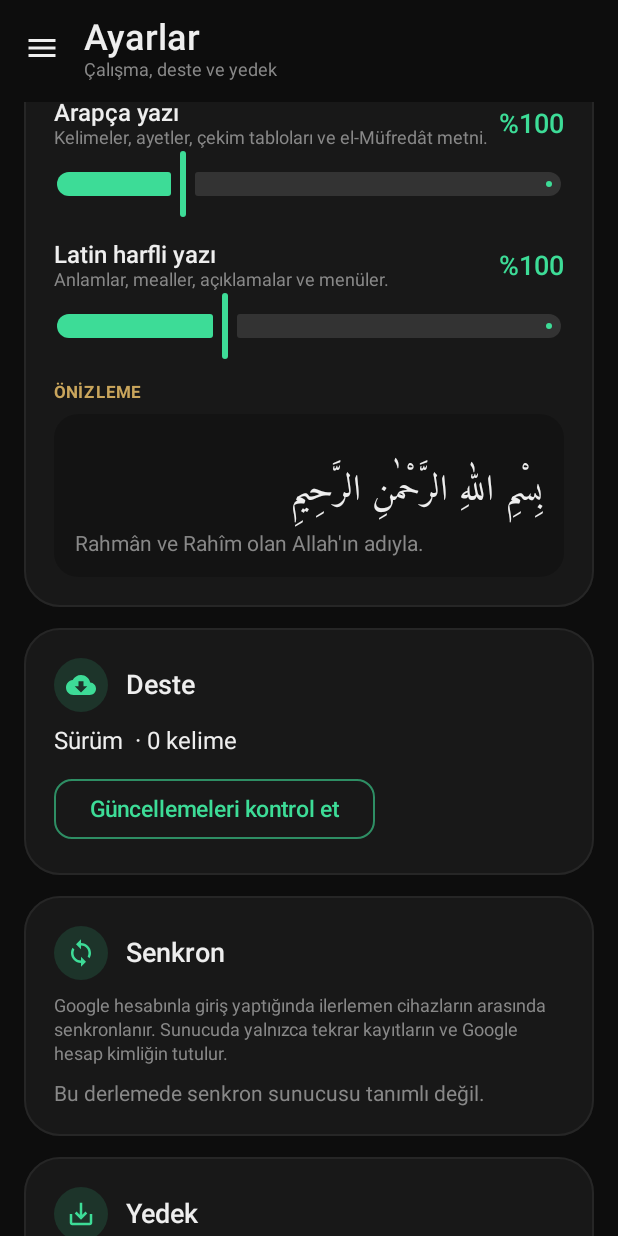
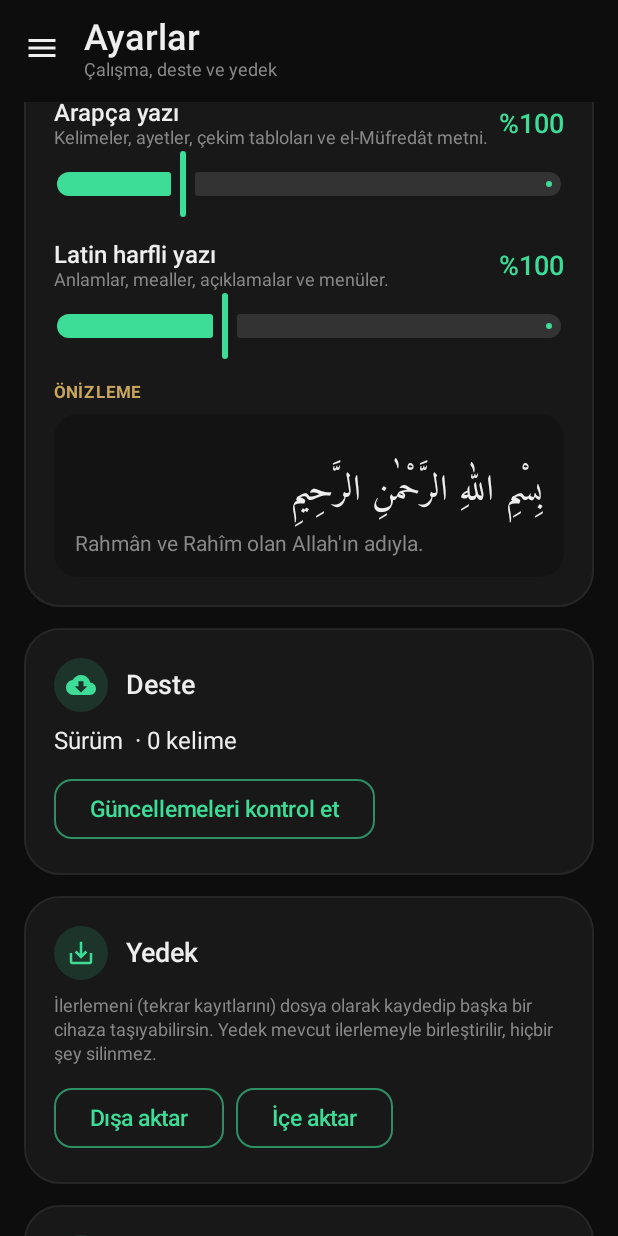
Before and after one commit to fatihyaman661/kuran-kelimeleri-flashcard, an Android app built with Jetpack Compose: the SettingsScreen screen opened through its navigation route, scrolled down 528 dp, on a phone screen of 412 x 824 dp. Run offline under Robolectric (Android 15) with nearby library versions, the light colour scheme and no system bars; our stand-ins replace Dagger/Hilt's generated code, Room's generated code; network calls fail.

Commit message:
Senkron sunucusu tanımlı değilse Ayarlar'da senkron bölümünü gösterme
Play sürümünde sunucu yok; "Bu derlemede senkron sunucusu tanımlı değil" kartı kullanıcıya yarım bir özellik gibi görünüyordu. Bölüm artık yalnızca sync.url ve Google istemci kimliği tanımlı derlemelerde çıkıyor.

```diff
--- a/app/src/main/java/com/mevlutcelik/kelimeler/presentation/settings/SettingsScreen.kt
+++ b/app/src/main/java/com/mevlutcelik/kelimeler/presentation/settings/SettingsScreen.kt
@@ -282,6 +282,8 @@ private fun DeckSection(state: SettingsUiState, viewModel: SettingsViewModel) {
 
 @Composable
 private fun SyncSection(state: SettingsUiState, viewModel: SettingsViewModel) {
+    // Sunucusu tanımlı olmayan derlemede (Play sürümü dahil) senkron bölümü hiç gösterilmez.
+    if (!state.syncConfigured) return
     val context = LocalContext.current
     val syncError by viewModel.syncError.collectAsStateWithLifecycle()
     val syncNotice by viewModel.syncNotice.collectAsStateWithLifecycle()
@@ -309,7 +311,6 @@ private fun SyncSection(state: SettingsUiState, viewModel: SettingsViewModel) {
         Spacer(Modifier.height(12.dp))
         val account = state.account
         when {
-            !state.syncConfigured -> Text(stringResource(R.string.sync_not_configured), style = MaterialTheme.typography.bodyMedium, color = OnSurfaceMuted)
             account == null -> {
                 PrimaryButton(stringResource(R.string.sync_sign_in), onClick = { viewModel.signIn(context) })
                 if (syncError) NoticeText(Notice(R.string.sync_failed))
--- a/app/src/main/res/values/strings.xml
+++ b/app/src/main/res/values/strings.xml
@@ -166,7 +166,6 @@
 
     <string name="section_sync">Senkron</string>
     <string name="sync_body">Google hesabınla giriş yaptığında ilerlemen cihazların arasında senkronlanır. Sunucuda yalnızca tekrar kayıtların ve Google hesap kimliğin tutulur.</string>
-    <string name="sync_not_configured">Bu derlemede senkron sunucusu tanımlı değil.</string>
     <string name="sync_sign_in">Google ile giriş yap</string>
     <string name="sync_sign_out">Çıkış yap</string>
     <string name="sync_now">Şimdi senkronla</string>
```
